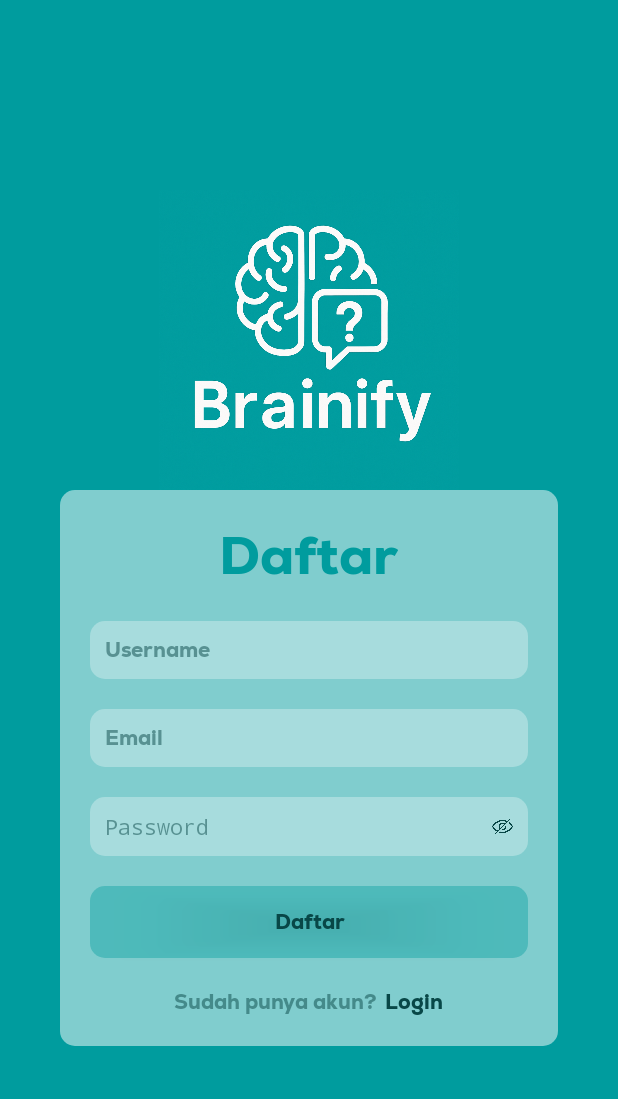
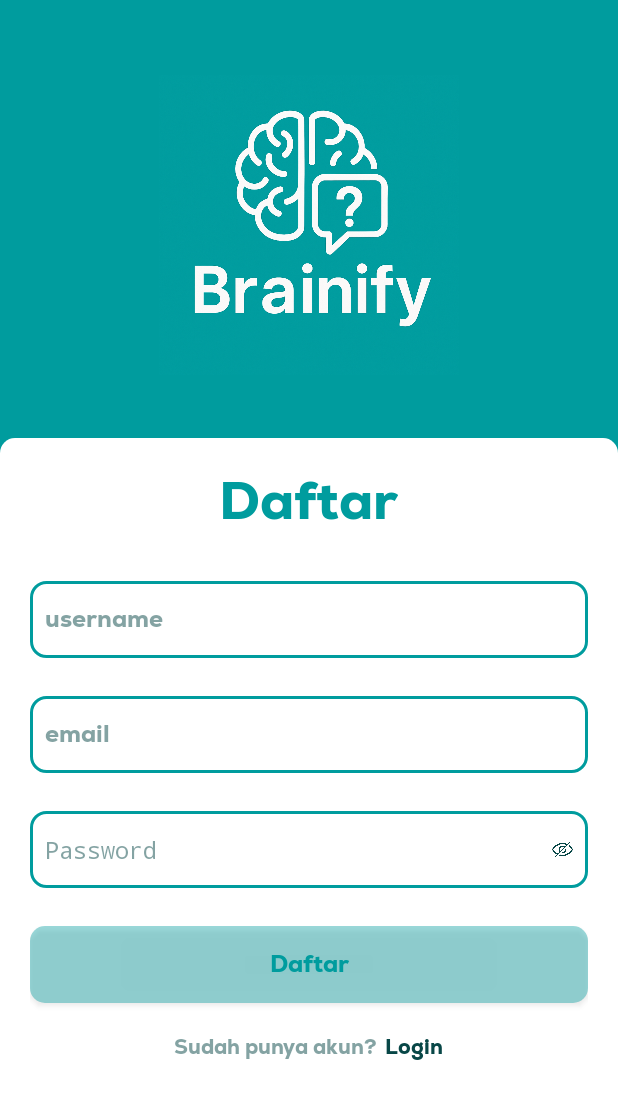
Before and after one commit to reskyauliyahka/Project_Mobile, an Android app: the screen it shows after launch (RegistrasiActivity), after a tap on "Daftar", on a phone screen of 412 x 824 dp. Shown: the top 1099 px of the screen. Run offline under Robolectric (Android 15) with nearby library versions, the phone set to English and light mode, and no system bars.

Commit message:
perbaikan kode

```diff
--- a/app/src/main/java/com/example/projectfinalmobile/Adapter/KuisAdapter.java
+++ b/app/src/main/java/com/example/projectfinalmobile/Adapter/KuisAdapter.java
@@ -109,7 +109,7 @@ public class KuisAdapter extends RecyclerView.Adapter<KuisAdapter.KuisViewHolder
         if (!kuisHelper.isKuisExist(kuis.getTitle())) {
             SQLiteDatabase db = kuisHelper.getWritableDatabase();
             kuisHelper.insertKuisLengkap(kuis, db);
-            Log.d("FAVORIT_DEBUG", "Menambahkan kuis ke favorit dengan kuis_id: " + kuis.getId() + " oleh user_id: " + userId);
+            Log.d("FAVORIT_DEBUG", "Menambahkan kuis ke tabel kuis dengan kuis_id: " + kuis.getId() + " oleh user_id: " + userId);
 
         }
 
--- a/app/src/main/java/com/example/projectfinalmobile/Helper/KuisHelper.java
+++ b/app/src/main/java/com/example/projectfinalmobile/Helper/KuisHelper.java
@@ -143,8 +143,10 @@ public class KuisHelper {
 //            // Return -1 untuk menandakan tidak ada penyisipan karena duplikat
 //            return -1;
 //        }
-
         ContentValues values = new ContentValues();
+        if (kuis.getId() != 0) {
+            values.put(DatabaseContract.Kuis._ID, kuis.getId());
+        }
         values.put(DatabaseContract.Kuis.JUDUL, kuis.getTitle());
         values.put(DatabaseContract.Kuis.TIPE, kuis.getType());
         values.put(DatabaseContract.Kuis.KATEGORI, kuis.getCategory());
--- a/app/src/main/res/layout/activity_registrasi.xml
+++ b/app/src/main/res/layout/activity_registrasi.xml
@@ -1,93 +1,98 @@
 <?xml version="1.0" encoding="utf-8"?>
 <LinearLayout xmlns:android="http://schemas.android.com/apk/res/android"
-    xmlns:app="http://schemas.android.com/apk/res-auto"
     xmlns:tools="http://schemas.android.com/tools"
-    android:id="@+id/main"
     android:layout_width="match_parent"
     android:layout_height="match_parent"
+    android:background="@color/white"
+    xmlns:app="http://schemas.android.com/apk/res-auto"
     tools:context=".Activity.RegistrasiActivity"
-    android:orientation="vertical"
-    android:background="@color/utama"
-    android:gravity="center"
-    android:layout_gravity="center"
-    android:padding="40dp"
-    >
-    <ImageView
-        android:layout_width="200dp"
-        android:layout_height="200dp"
-        android:src="@drawable/logoapk"
-        android:scaleType="centerCrop"
-        />
+    android:orientation="vertical">
 
     <LinearLayout
         android:layout_width="match_parent"
         android:layout_height="wrap_content"
         android:orientation="vertical"
-            android:background="@drawable/bg_login"
+        android:padding="40dp"
+        android:background="@color/utama22"
+        >
 
+        <ImageView
+            android:layout_marginTop="10dp"
+            android:layout_width="200dp"
+            android:layout_height="200dp"
+            android:src="@drawable/logoapk"
+            android:layout_gravity="center"
+            android:scaleType="centerCrop"
+            />
+
+    </LinearLayout>
+    <LinearLayout
+        android:layout_width="match_parent"
+        android:layout_height="match_parent"
+        android:orientation="vertical"
+        android:background="@color/utama22"
+        >
+        <LinearLayout
+            android:layout_width="match_parent"
+            android:layout_height="wrap_content"
+            android:background="@drawable/rounded_setengah"
+            android:orientation="horizontal"
+            android:padding="20dp"
+            android:gravity="center"
             >
             <TextView
                 android:layout_width="wrap_content"
                 android:layout_height="wrap_content"
                 android:text="Daftar"
+                android:textColor="@color/utama"
+                android:fontFamily="@font/nexaheavy"
                 android:textSize="36sp"
-                android:layout_margin="20dp"
-                android:fontFamily="@font/nexaheavy"
-                android:textColor="@color/utama2"
-                android:layout_gravity="center"
                 />
 
+
+        </LinearLayout>
+
+
+
         <LinearLayout
-                android:layout_marginHorizontal="20dp"
             android:layout_width="match_parent"
-                android:layout_height="wrap_content"
-                android:background="@drawable/input_login"
-                android:padding="10dp"
+            android:layout_height="match_parent"
+            android:background="@color/white"
+            android:orientation="vertical"
+            android:paddingHorizontal="20dp"
             >
             <EditText
                 android:id="@+id/username"
+                android:layout_marginTop="10dp"
                 android:layout_width="match_parent"
-                    android:layout_height="wrap_content"
-                    android:background="@android:color/transparent"
-                    android:hint="Username"
-                    android:textSize="14sp"
+                android:layout_height="51dp"
+                android:background="@drawable/rounded_unklik"
+                android:padding="10dp"
+                android:hint="username"
                 android:fontFamily="@font/nexaheavy"
-                    android:textColorHint="#7F084747"
-                    android:textColor="#7F084747"
-
+                android:textSize="16sp"
+                android:textColorHint="@color/hide"
+                android:textColor="@color/hide"
                 />
 
-            </LinearLayout>
-
-            <LinearLayout
-                android:layout_marginTop="20dp"
-                android:layout_marginHorizontal="20dp"
-                android:layout_width="match_parent"
-                android:layout_height="wrap_content"
-                android:background="@drawable/input_login"
-                android:padding="10dp"
-                >
             <EditText
                 android:id="@+id/email"
+                android:layout_marginTop="25dp"
                 android:layout_width="match_parent"
-                    android:layout_height="wrap_content"
-                    android:background="@android:color/transparent"
-                    android:hint="Email"
-                    android:textSize="14sp"
+                android:layout_height="51dp"
+                android:background="@drawable/rounded_unklik"
+                android:padding="10dp"
+                android:hint="email"
                 android:fontFamily="@font/nexaheavy"
-                    android:textColorHint="#7F084747"
-                    android:textColor="#7F084747"
-
+                android:textSize="16sp"
+                android:textColorHint="@color/hide"
+                android:textColor="@color/hide"
                 />
-
-            </LinearLayout>
-
             <LinearLayout
-                android:layout_marginTop="20dp"
-                android:layout_marginHorizontal="20dp"
+                android:layout_marginTop="25dp"
                 android:layout_width="match_parent"
-                android:layout_height="wrap_content"
-                android:background="@drawable/input_login"
+                android:layout_height="51dp"
+                android:background="@drawable/rounded_unklik"
                 android:padding="10dp"
                 >
                 <EditText
@@ -96,10 +101,11 @@
                     android:layout_height="wrap_content"
                     android:background="@android:color/transparent"
                     android:hint="Password"
-                    android:textSize="14sp"
+                    android:textSize="16sp"
                     android:fontFamily="@font/nexaheavy"
+                    android:textColor="#7F084747"
                     android:textColorHint="#7F084747"
-                    android:textColor="#7F084747"
+                    android:layout_gravity="center"
                     />
 
                 <View
@@ -115,21 +121,22 @@
                     android:src="@drawable/hide"
                     android:layout_gravity="center"
                     android:tint="@color/text"
+                    android:contentDescription="Toggle Password Visibility"
                     />
 
             </LinearLayout>
 
             <Button
                 android:id="@+id/btn_daftar"
-                android:layout_marginTop="20dp"
-                android:layout_marginHorizontal="20dp"
+                android:layout_marginTop="25dp"
                 android:layout_width="match_parent"
-                android:layout_height="wrap_content"
-                android:background="@drawable/btn_login"
+                android:layout_height="51dp"
                 android:text="Daftar"
+                android:textColor="@color/utama"
                 android:fontFamily="@font/nexaheavy"
-                android:textColor="#084747"
                 android:textAllCaps="false"
+                android:textSize="16sp"
+                android:background="@drawable/rounded_klik"
                 />
 
             <LinearLayout
@@ -159,4 +166,8 @@
 
         </LinearLayout>
 
+
+
     </LinearLayout>
+
+</LinearLayout>
--- a/app/src/main/res/layout/activity_score.xml
+++ b/app/src/main/res/layout/activity_score.xml
@@ -48,6 +48,7 @@
         android:layout_height="0dp"
         android:layout_weight="1"
         android:orientation="vertical"
+        android:paddingBottom="70dp"
         android:gravity="center">
 
         <LinearLayout
--- a/app/src/main/res/layout/card_pertanyaan.xml
+++ b/app/src/main/res/layout/card_pertanyaan.xml
@@ -9,7 +9,6 @@
     android:layout_marginTop="10dp"
     app:cardCornerRadius="10dp"
     app:cardBackgroundColor="@color/white"
-    app:cardElevation="10dp"
     android:layout_marginBottom="10dp"
     >
 
@@ -36,7 +35,7 @@
         <EditText
             android:id="@+id/pertanyaan"
             android:layout_width="match_parent"
-            android:layout_height="40dp"
+            android:layout_height="wrap_content"
             android:background="@drawable/rounded_unklik"
             android:hint="pertanyaan"
             android:padding="10dp"
```
Also changed, not shown: app/src/main/java/com/example/projectfinalmobile/Activity/DetailKuisActivity.java (+39 -1 lines), app/src/main/java/com/example/projectfinalmobile/Activity/KerjakanActivity.java (+24 -8 lines), app/src/main/java/com/example/projectfinalmobile/Fragment/InputDaftarFragment.java (+9 -1 lines), app/src/main/java/com/example/projectfinalmobile/Helper/AktivitasKuisHelper.java (+37 -1 lines), app/src/main/res/layout/activity_detail_kuis.xml (+34 -15 lines), app/src/main/res/layout/activity_login.xml (+62 -46 lines). Lines whose indentation alone changed are shown as unchanged.
